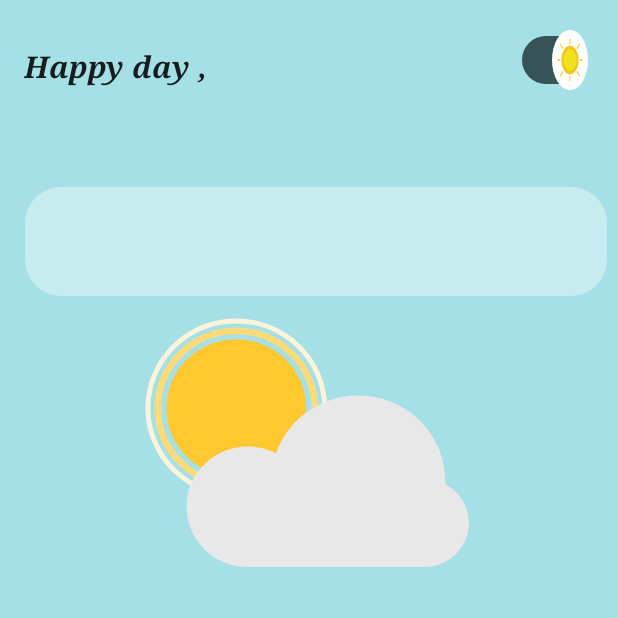
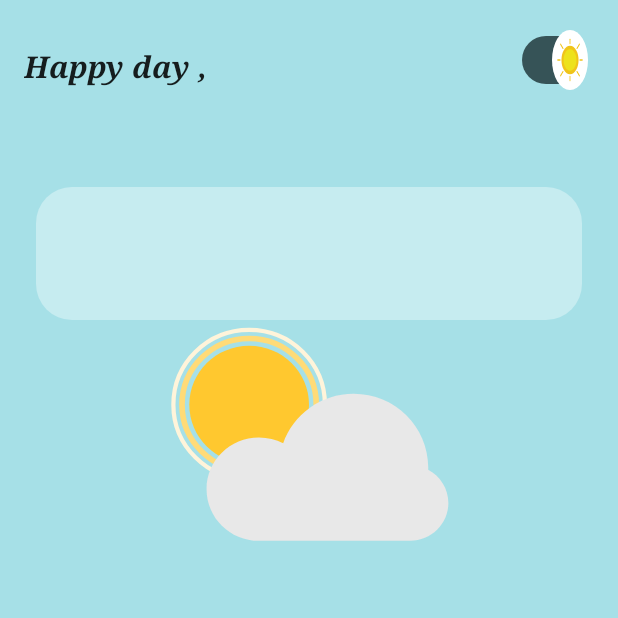
Before and after one commit to Hagar-Gomaa/Clothing-Suggester, an Android app: the screen it shows after launch (MainActivity), on a phone screen of 412 x 824 dp, the top half of it. Run offline under Robolectric (Android 15) with nearby library versions, the phone set to English and light mode, and no system bars; 1 statement that could not run was skipped.

```diff
--- a/app/src/main/res/layout/activity_main.xml
+++ b/app/src/main/res/layout/activity_main.xml
@@ -39,11 +39,13 @@
 
     <androidx.constraintlayout.widget.ConstraintLayout
         android:id="@+id/weather_data"
-        android:layout_width="388dp"
+        android:layout_width="match_parent"
         android:layout_height="wrap_content"
         android:layout_marginTop="24dp"
+        android:layout_marginHorizontal="24dp"
         android:background="@drawable/background_weather_data"
-        android:padding="8dp"
+        android:paddingHorizontal="8dp"
+        android:paddingVertical="16dp"
         app:layout_constraintEnd_toEndOf="parent"
         app:layout_constraintHorizontal_bias="0.695"
         app:layout_constraintStart_toStartOf="parent"
@@ -153,9 +155,9 @@
         app:track="@drawable/switch_track_selector" />
 
     <com.airbnb.lottie.LottieAnimationView
-        android:layout_width="406dp"
-        android:layout_height="279dp"
-        android:layout_marginTop="200dp"
+        android:layout_width="453dp"
+        android:layout_height="239dp"
+        android:layout_marginTop="208dp"
         app:layout_constraintEnd_toEndOf="parent"
         app:layout_constraintHorizontal_bias="0.491"
         app:layout_constraintStart_toStartOf="parent"
```
